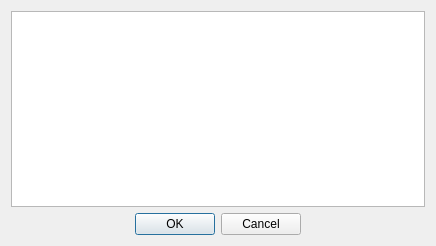
mbridak/not1mm, file not1mm/data/pickcontest.ui: the form before one commit.
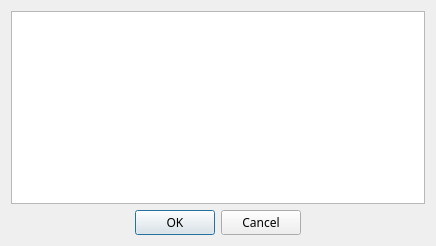
The form after the commit.

Commit message: @mbridak thin the font.

Diff of the .ui file:
```diff
--- a/not1mm/data/pickcontest.ui
+++ b/not1mm/data/pickcontest.ui
@@ -10,6 +10,11 @@
     <height>246</height>
    </rect>
   </property>
+  <property name="font">
+   <font>
+    <family>JetBrains Mono ExtraLight</family>
+   </font>
+  </property>
   <property name="windowTitle">
    <string>Choose a Contest</string>
   </property>
```
The commit also changes 16 other files.
